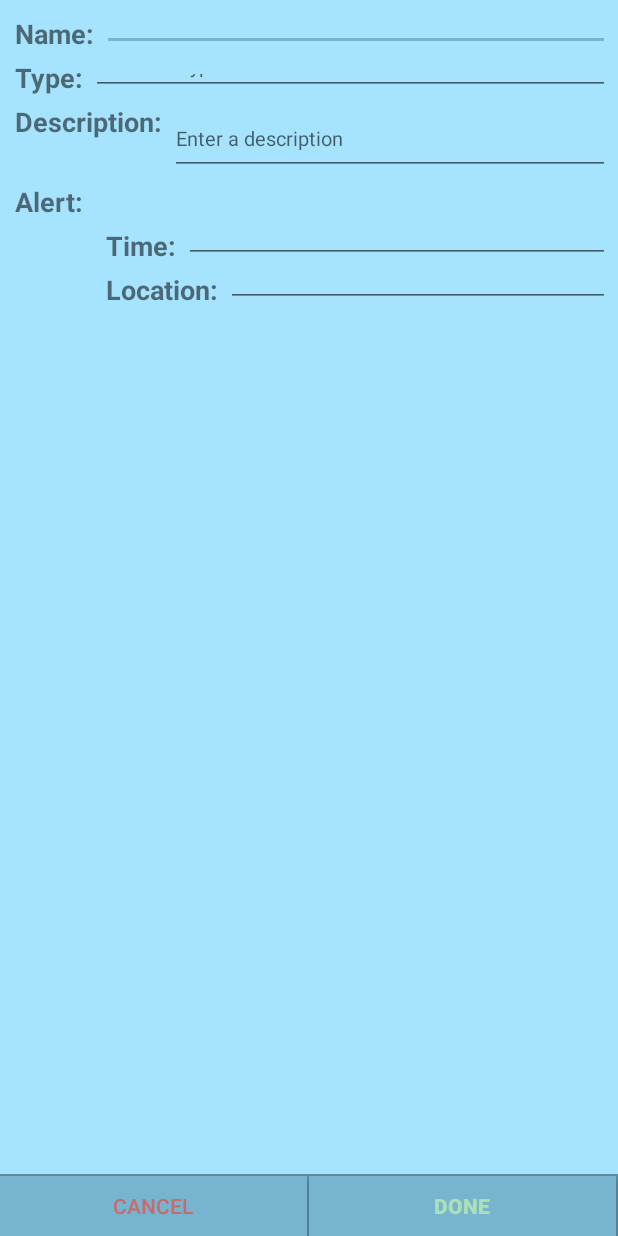
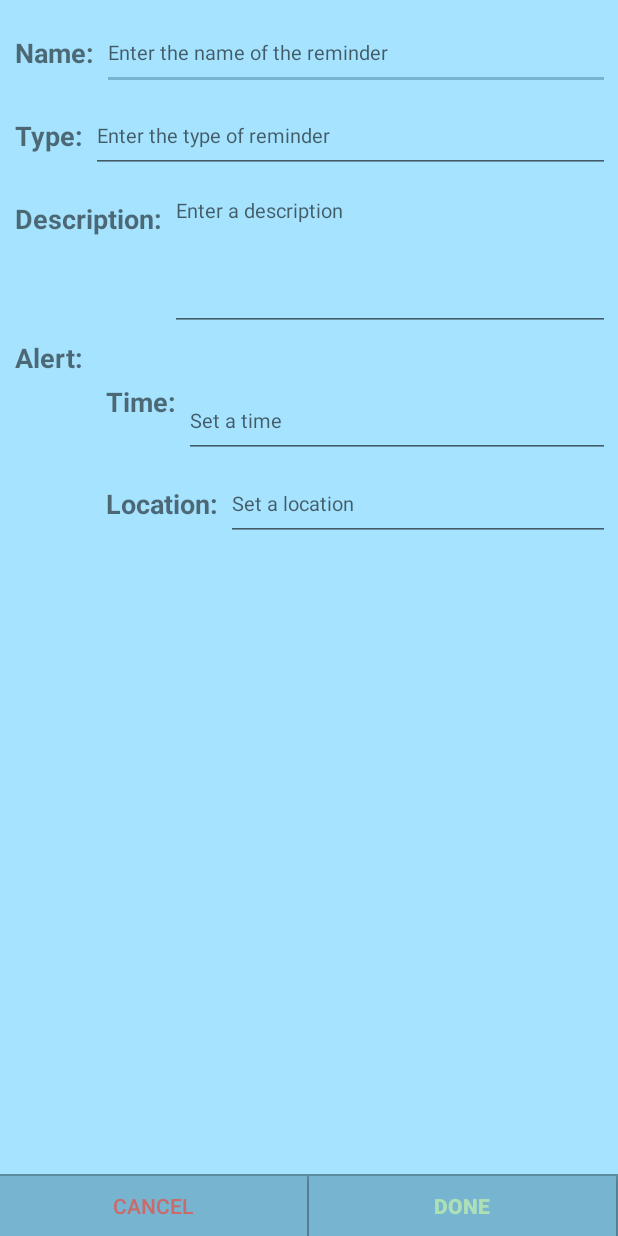
Before and after one commit to Jonas-I/Reminder-Application, an Android app: the layout create_reminder.xml on its own in the app's theme, with its tools: preview values and no code run, on a phone screen of 412 x 824 dp. Run offline under Robolectric (Android 15) with nearby library versions, the light colour scheme and no system bars.

Commit message:
Modified XML layouts to view text correctly

```diff
--- a/GroupProject/GLM/app/src/main/res/layout/create_list.xml
+++ b/GroupProject/GLM/app/src/main/res/layout/create_list.xml
@@ -7,26 +7,28 @@
     <TextView
         android:id="@+id/createListName"
         android:layout_width="wrap_content"
-        android:layout_height="24dp"
+        android:layout_height="50dp"
         android:layout_marginLeft="10dp"
         android:layout_marginTop="10dp"
         android:layout_marginRight="5dp"
         android:layout_marginBottom="5dp"
         android:text="Name:"
         android:textSize="18dp"
-        android:textStyle="bold" />
+        android:textStyle="bold"
+        android:gravity="center_vertical"/>
 
     <EditText
         android:id="@+id/inputListName"
         android:layout_width="match_parent"
-        android:layout_height="24dp"
+        android:layout_height="50dp"
         android:layout_toRightOf="@id/createListName"
         android:hint="Enter the name of the reminder"
         android:singleLine="true"
         android:textSize="13dp"
         android:layout_marginTop="10dp"
         android:layout_marginBottom="5dp"
-        android:layout_marginRight="5dp"/>
+        android:layout_marginRight="5dp"
+        android:gravity="center_vertical"/>
 
 
     <View
--- a/GroupProject/GLM/app/src/main/res/layout/create_reminder.xml
+++ b/GroupProject/GLM/app/src/main/res/layout/create_reminder.xml
@@ -7,47 +7,50 @@
     <TextView
         android:id="@+id/createName"
         android:layout_width="wrap_content"
-        android:layout_height="24dp"
+        android:layout_height="50dp"
         android:layout_marginLeft="10dp"
         android:layout_marginTop="10dp"
         android:layout_marginRight="5dp"
         android:layout_marginBottom="5dp"
         android:text="Name:"
         android:textSize="18dp"
-        android:textStyle="bold" />
+        android:textStyle="bold"
+        android:gravity="center_vertical"/>
 
     <EditText
         android:id="@+id/inputName"
         android:layout_width="match_parent"
-        android:layout_height="24dp"
+        android:layout_height="50dp"
         android:layout_toRightOf="@id/createName"
         android:hint="Enter the name of the reminder"
         android:singleLine="true"
         android:textSize="13dp"
         android:layout_marginTop="10dp"
         android:layout_marginBottom="5dp"
-        android:layout_marginRight="5dp"/>
+        android:layout_marginRight="5dp"
+        android:gravity="center_vertical"/>
 
     <!--Type-->
     <TextView
         android:id="@+id/createType"
         android:layout_width="wrap_content"
-        android:layout_height="24dp"
+        android:layout_height="50dp"
         android:layout_below="@id/createName"
         android:layout_marginLeft="10dp"
         android:layout_marginRight="5dp"
         android:layout_marginBottom="5dp"
         android:text="Type:"
         android:textSize="18sp"
-        android:textStyle="bold" />
+        android:textStyle="bold"
+        android:gravity="center_vertical"/>
 
     <EditText
         android:id="@+id/inputType"
         android:layout_width="match_parent"
-        android:layout_height="24dp"
+        android:layout_height="50dp"
         android:layout_below="@id/createName"
         android:layout_marginRight="5dp"
-
+        android:gravity="center_vertical"
         android:layout_marginBottom="5dp"
         android:layout_toRightOf="@id/createType"
         android:hint="Enter the type of reminder"
@@ -58,25 +61,27 @@
     <TextView
         android:id="@+id/createDescription"
         android:layout_width="wrap_content"
-        android:layout_height="24dp"
+        android:layout_height="50dp"
         android:layout_below="@id/createType"
         android:layout_marginLeft="10dp"
         android:layout_marginRight="5dp"
         android:layout_marginBottom="5dp"
         android:text="Description:"
         android:textSize="18sp"
-        android:textStyle="bold" />
+        android:textStyle="bold"
+        android:gravity="center_vertical"/>
 
     <EditText
         android:id="@+id/inputDescription"
         android:layout_width="match_parent"
-        android:layout_height="48dp"
+        android:layout_height="100dp"
         android:layout_below="@id/createType"
         android:layout_toRightOf="@id/createDescription"
         android:hint="Enter a description"
         android:textSize="13dp"
         android:layout_marginBottom="5dp"
-        android:layout_marginRight="5dp"/>
+        android:layout_marginRight="5dp"
+        android:gravity="top"/>
 
     <!--Alert-->
     <TextView
@@ -89,13 +94,14 @@
         android:layout_marginBottom="5dp"
         android:text="Alert:"
         android:textSize="18sp"
-        android:textStyle="bold" />
+        android:textStyle="bold"
+        android:gravity="center_vertical"/>
 
     <!--Time-->
     <TextView
         android:id="@+id/createTime"
         android:layout_width="wrap_content"
-        android:layout_height="24dp"
+        android:layout_height="50dp"
         android:layout_below="@id/createAlert"
         android:layout_marginLeft="10dp"
         android:layout_marginRight="5dp"
@@ -109,19 +115,20 @@
         android:id="@+id/inputTime"
         android:inputType="datetime"
         android:layout_width="match_parent"
-        android:layout_height="24dp"
+        android:layout_height="50dp"
         android:layout_below="@id/createAlert"
         android:layout_toRightOf="@id/createTime"
         android:hint="Set a time"
         android:textSize="13dp"
         android:layout_marginBottom="5dp"
-        android:layout_marginRight="5dp"/>
+        android:layout_marginRight="5dp"
+        android:gravity="center_vertical"/>
 
     <!--Location-->
     <TextView
         android:id="@+id/createLocation"
         android:layout_width="wrap_content"
-        android:layout_height="24dp"
+        android:layout_height="50dp"
         android:layout_below="@id/createTime"
         android:layout_marginLeft="10dp"
         android:layout_marginRight="5dp"
@@ -129,18 +136,20 @@
         android:layout_toRightOf="@id/createAlert"
         android:text="Location:"
         android:textSize="18sp"
-        android:textStyle="bold" />
+        android:textStyle="bold"
+        android:gravity="center_vertical"/>
 
     <EditText
         android:id="@+id/inputLocation"
         android:layout_width="match_parent"
-        android:layout_height="24dp"
+        android:layout_height="50dp"
         android:layout_below="@id/createTime"
         android:layout_toRightOf="@id/createLocation"
         android:hint="Set a location"
         android:textSize="13dp"
         android:layout_marginBottom="5dp"
-        android:layout_marginRight="5dp"/>
+        android:layout_marginRight="5dp"
+        android:gravity="center_vertical"/>
 
 
     <View
```
